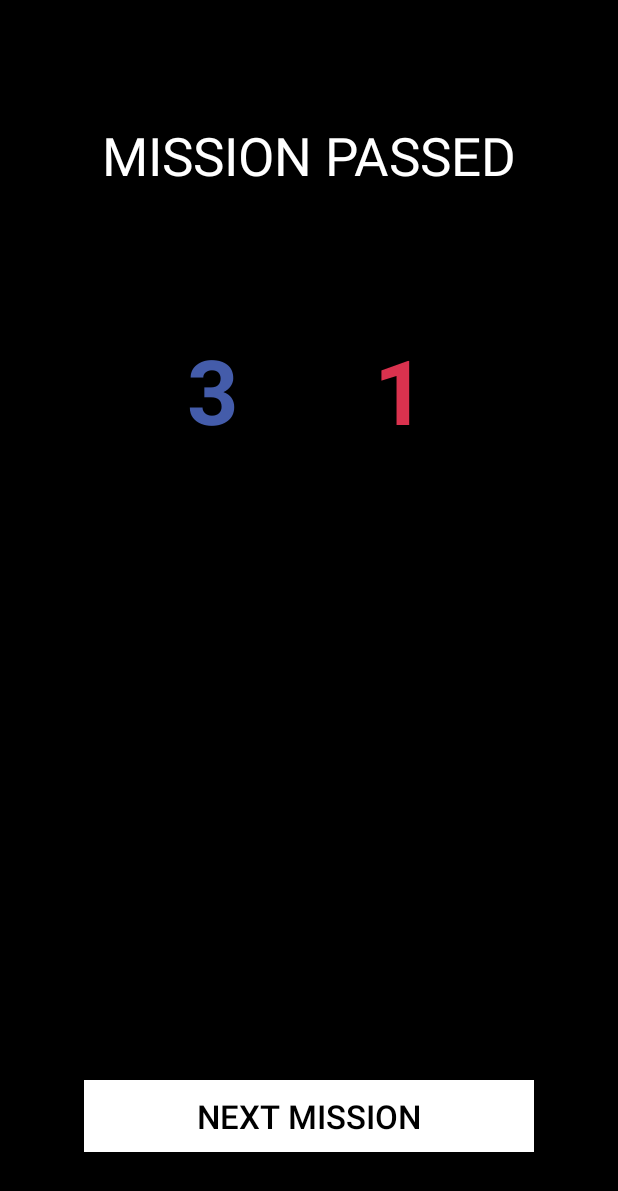
After one commit to LeoMarin/TheResistance, an Android app: the fragment RevealFragment shown on its own in the app's theme, on a phone screen of 412 x 824 dp. The commit adds this screen. Shown: the top 1191 px of the screen. Run offline under Robolectric (Android 15) with nearby library versions, the phone set to English and light mode, and no system bars; Roboto replaces fonts that are not available here.

Commit message:
Reveal Fragment added

```diff
--- a/app/src/main/java/com/tony/theresistance/Game.java
+++ b/app/src/main/java/com/tony/theresistance/Game.java
@@ -28,6 +28,7 @@ public class Game extends AppCompatActivity {
         adapter.addFragment(new MissionFragment(), "MissionFragment");
         adapter.addFragment(new NextPlayerFragment(), "NextPlayerFragment");
         adapter.addFragment(new VoteFragment(), "VoteFragment");
+        adapter.addFragment(new RevealFragment(), "RevealFragment");
         viewPager.setAdapter(adapter);
     }
 
--- a/app/src/main/java/com/tony/theresistance/Reveal.java
+++ b/app/src/main/java/com/tony/theresistance/Reveal.java
@@ -99,7 +99,7 @@ public class Reveal extends AppCompatActivity {
 
     private void rotateAnimation(ImageView shown, final ImageView hidden) {
 
-        int delay = 400;
+        int delay = 200;
         nextPlayerButton.setEnabled(true);
 
         ObjectAnimator animation = ObjectAnimator.ofFloat(shown, "rotationY", 0.0f, 180f);
--- /dev/null
+++ b/app/src/main/java/com/tony/theresistance/RevealFragment.java
@@ -0,0 +1,75 @@
+package com.tony.theresistance;
+
+import android.os.Bundle;
+import android.util.Log;
+import android.view.LayoutInflater;
+import android.view.View;
+import android.view.ViewGroup;
+import android.widget.Button;
+import android.widget.TextView;
+
+import androidx.annotation.NonNull;
+import androidx.annotation.Nullable;
+import androidx.fragment.app.Fragment;
+
+
+public class RevealFragment extends Fragment {
+
+    private Values values;
+
+    private TextView textViewRevealFragment;
+    private TextView textViewPassedCount;
+    private TextView textViewSabotagedCount;
+
+    private Button buttonRevealFragment;
+
+
+    @Nullable
+    @Override
+    public View onCreateView(@NonNull LayoutInflater inflater, @Nullable ViewGroup container, @Nullable Bundle savedInstanceState) {
+        View view = inflater.inflate(R.layout.reveal_fragment, container, false);
+        values = Values.getInstance();
+
+        textViewRevealFragment = view.findViewById(R.id.textViewRevealFragment);
+        textViewPassedCount = view.findViewById(R.id.textViewPassedCount);
+        textViewSabotagedCount = view.findViewById(R.id.textViewSabotagedCount);
+        buttonRevealFragment = view.findViewById(R.id.buttonRevealFragment);
+
+
+        buttonRevealFragment.setOnClickListener(new View.OnClickListener() {
+            @Override
+            public void onClick(View view) {
+                if(values.gameState.numSpyWins == 3 || values.gameState.numResistanceWins == 3){
+                    //TODO: create endagme activity
+                }
+                else{
+                    values.resetVote();
+                    ((Game)getActivity()).setViewPager(0);
+                }
+            }
+        });
+
+        return view;
+    }
+
+    @Override
+    public void setUserVisibleHint(boolean isVisibleToUser) {
+        super.setUserVisibleHint(isVisibleToUser);
+
+        if (isVisibleToUser) {
+            textViewPassedCount.setText(Integer.toString(values.gameState.numPassVotes));
+            textViewSabotagedCount.setText(Integer.toString(values.gameState.numSabotageVotes));
+
+            if(values.gameState.numSabotageVotes >= values.gameState.numNeededVotes){
+                textViewRevealFragment.setText("MISSION SABOTAGED");
+                values.gameState.wins[values.gameState.currentMission-1] = 2;
+                values.gameState.numSpyWins++;
+            }
+            else{
+                textViewRevealFragment.setText("MISSION PASSED");
+                values.gameState.wins[values.gameState.currentMission-1] = 1;
+                values.gameState.numResistanceWins++;
+            }
+        }
+    }
+}
--- /dev/null
+++ b/app/src/main/res/layout/reveal_fragment.xml
@@ -0,0 +1,64 @@
+<?xml version="1.0" encoding="utf-8"?>
+<androidx.constraintlayout.widget.ConstraintLayout xmlns:android="http://schemas.android.com/apk/res/android"
+    xmlns:app="http://schemas.android.com/apk/res-auto"
+    xmlns:tools="http://schemas.android.com/tools"
+    android:orientation="vertical" android:layout_width="match_parent"
+    android:layout_height="match_parent"
+    android:background="@color/colorMidnightBlack">
+
+    <TextView
+        android:id="@+id/textViewRevealFragment"
+        android:layout_width="wrap_content"
+        android:layout_height="wrap_content"
+        android:text="MISSION PASSED"
+        android:textColor="@color/colorComplementaryWhite"
+        android:textSize="35sp"
+        app:layout_constraintBottom_toBottomOf="parent"
+        app:layout_constraintEnd_toEndOf="parent"
+        app:layout_constraintStart_toStartOf="parent"
+        app:layout_constraintTop_toTopOf="parent"
+        app:layout_constraintVertical_bias="0.103" />
+
+    <Button
+        android:id="@+id/buttonRevealFragment"
+        android:layout_width="300dp"
+        android:layout_height="wrap_content"
+        android:layout_marginBottom="56dp"
+        android:background="@color/colorComplementaryWhite"
+        android:text="Next mission"
+        android:textColor="@color/colorMidnightBlack"
+        android:textSize="22sp"
+        app:layout_constraintBottom_toBottomOf="parent"
+        app:layout_constraintEnd_toEndOf="parent"
+        app:layout_constraintStart_toStartOf="parent" />
+
+    <TextView
+        android:id="@+id/textViewPassedCount"
+        android:layout_width="wrap_content"
+        android:layout_height="wrap_content"
+        android:text="3"
+        android:textColor="@color/colorResistance"
+        android:textSize="60sp"
+        android:textStyle="bold"
+        app:layout_constraintBottom_toTopOf="@+id/buttonRevealFragment"
+        app:layout_constraintEnd_toEndOf="parent"
+        app:layout_constraintHorizontal_bias="0.33"
+        app:layout_constraintStart_toStartOf="parent"
+        app:layout_constraintTop_toBottomOf="@+id/textViewRevealFragment"
+        app:layout_constraintVertical_bias="0.18" />
+
+    <TextView
+        android:id="@+id/textViewSabotagedCount"
+        android:layout_width="wrap_content"
+        android:layout_height="wrap_content"
+        android:text="1"
+        android:textColor="@color/colorSpy"
+        android:textSize="60sp"
+        android:textStyle="bold"
+        app:layout_constraintBottom_toTopOf="@+id/buttonRevealFragment"
+        app:layout_constraintEnd_toEndOf="parent"
+        app:layout_constraintHorizontal_bias="0.66"
+        app:layout_constraintStart_toStartOf="parent"
+        app:layout_constraintTop_toBottomOf="@+id/textViewRevealFragment"
+        app:layout_constraintVertical_bias="0.18" />
+</androidx.constraintlayout.widget.ConstraintLayout>
```
Also changed, not shown: app/src/main/java/com/tony/theresistance/MissionEndFragment.java (+83 -7 lines), app/src/main/java/com/tony/theresistance/MissionFragment.java (+12 -5 lines), app/src/main/java/com/tony/theresistance/NextPlayerFragment.java (+7 -5 lines), app/src/main/java/com/tony/theresistance/Values.java (+10 -1 lines), app/src/main/java/com/tony/theresistance/VoteFragment.java (+41 -9 lines), app/src/main/res/layout/vote_fragment.xml (+11 -25 lines), app/src/main/res/drawable/resistance_black.png, app/src/main/res/drawable/spy_black.png.
